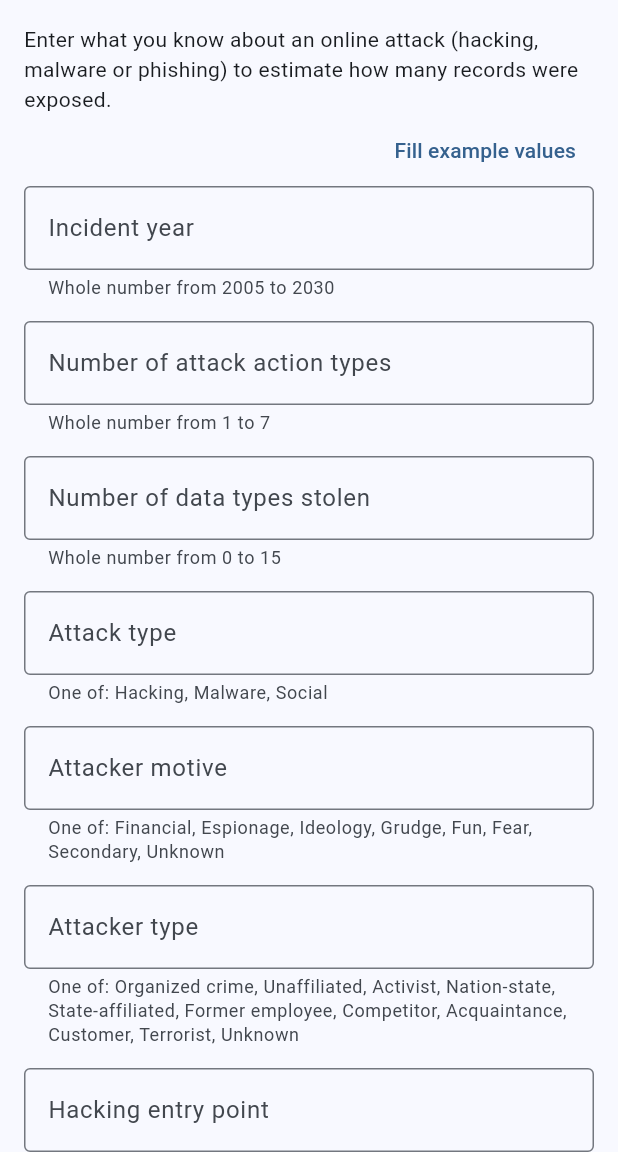
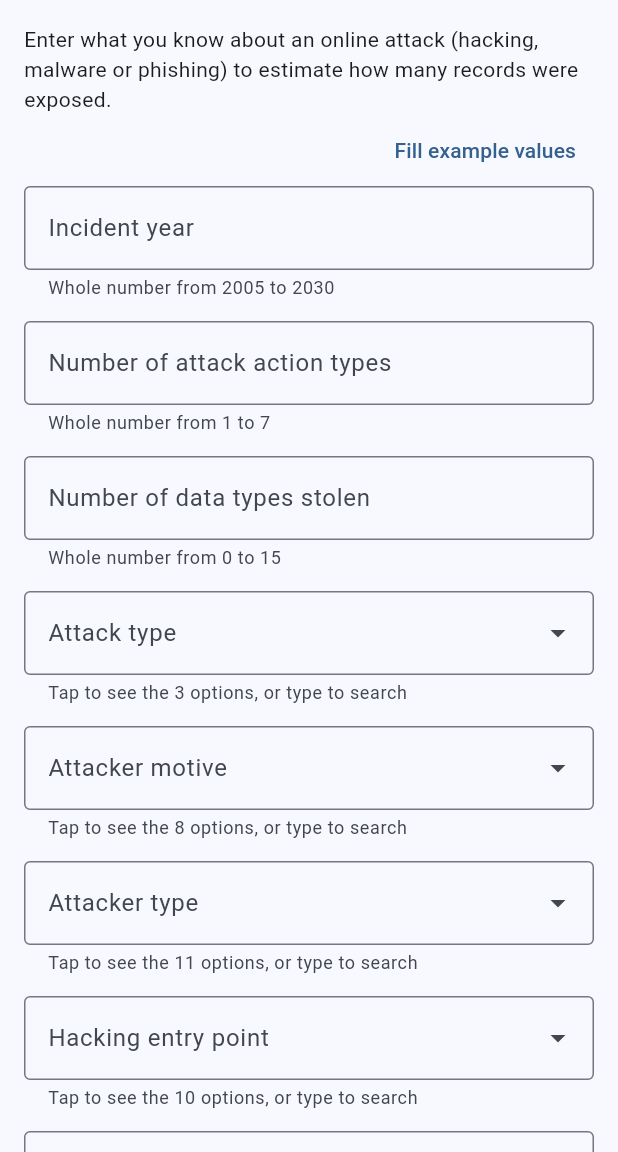
Before and after one commit to mutaganzwa-desire/linear_regression_model, a Flutter app: the screen it shows after launch, on a phone screen of 412 x 824 dp, the part 84-1236 px from its top. Run offline on Flutter 3.47's test engine with Material 3 defaults, Android fonts, the phone set to English and light mode, and no system bars.

Commit message:
add type-ahead suggestions to category fields

```diff
--- a/summative/FlutterApp/lib/main.dart
+++ b/summative/FlutterApp/lib/main.dart
@@ -36,7 +36,8 @@ class InputSpec {
 
   bool get isNumber => options == null;
 
-  String get helper => isNumber ? 'Whole number from $min to $max' : 'One of: ${options!.join(', ')}';
+  String get helper =>
+      isNumber ? 'Whole number from $min to $max' : 'Tap to see the ${options!.length} options, or type to search';
 }
 
 /// The 12 variables the model needs, with the same types, ranges and categories as the API.
@@ -86,6 +87,9 @@ class _PredictionPageState extends State<PredictionPage> {
   final Map<String, TextEditingController> _controllers = {
     for (final spec in inputs) spec.key: TextEditingController(),
   };
+  final Map<String, FocusNode> _focusNodes = {
+    for (final spec in inputs) spec.key: FocusNode(),
+  };
 
   bool _loading = false;
   Prediction? _prediction;
@@ -96,7 +100,71 @@ class _PredictionPageState extends State<PredictionPage> {
     for (final c in _controllers.values) {
       c.dispose();
     }
+    for (final f in _focusNodes.values) {
+      f.dispose();
+    }
     super.dispose();
+  }
+
+  InputDecoration _decoration(InputSpec spec) => InputDecoration(
+        labelText: spec.label,
+        hintText: 'e.g. ${spec.example}',
+        helperText: spec.helper,
+        helperMaxLines: 2,
+        border: const OutlineInputBorder(),
+        suffixIcon: spec.isNumber ? null : const Icon(Icons.arrow_drop_down),
+      );
+
+  /// Numeric inputs: a plain number text field.
+  /// Category inputs: still a text field, but it shows the valid options as you type (tap one to fill it in).
+  Widget _buildField(InputSpec spec) {
+    if (spec.isNumber) {
+      return TextField(
+        controller: _controllers[spec.key],
+        focusNode: _focusNodes[spec.key],
+        keyboardType: TextInputType.number,
+        textInputAction: TextInputAction.next,
+        decoration: _decoration(spec),
+      );
+    }
+
+    return LayoutBuilder(
+      builder: (context, constraints) => RawAutocomplete<String>(
+        textEditingController: _controllers[spec.key],
+        focusNode: _focusNodes[spec.key],
+        optionsBuilder: (TextEditingValue value) {
+          final query = value.text.trim().toLowerCase();
+          if (query.isEmpty) return spec.options!;
+          return spec.options!.where((o) => o.toLowerCase().contains(query));
+        },
+        fieldViewBuilder: (context, controller, focusNode, onFieldSubmitted) => TextField(
+          controller: controller,
+          focusNode: focusNode,
+          textInputAction: TextInputAction.next,
+          decoration: _decoration(spec),
+          onSubmitted: (_) => onFieldSubmitted(),
+        ),
+        optionsViewBuilder: (context, onSelected, options) => Align(
+          alignment: Alignment.topLeft,
+          child: Material(
+            elevation: 6,
+            borderRadius: BorderRadius.circular(8),
+            child: ConstrainedBox(
+              constraints: BoxConstraints(maxHeight: 240, maxWidth: constraints.maxWidth),
+              child: ListView.builder(
+                padding: EdgeInsets.zero,
+                shrinkWrap: true,
+                itemCount: options.length,
+                itemBuilder: (context, i) {
+                  final option = options.elementAt(i);
+                  return ListTile(dense: true, title: Text(option), onTap: () => onSelected(option));
+                },
+              ),
+            ),
+          ),
+        ),
+      ),
+    );
   }
 
   /// Checks every field (missing, wrong type, out of range, unknown category) and builds the request body.
@@ -124,7 +192,7 @@ class _PredictionPageState extends State<PredictionPage> {
         // Accept any capitalisation, but send the exact category name the API expects.
         final match = spec.options!.where((o) => o.toLowerCase() == raw.toLowerCase());
         if (match.isEmpty) {
-          problems.add('${spec.label}: "$raw" is not a valid option.');
+          problems.add('${spec.label}: "$raw" is not a valid option. Pick one from the list.');
         } else {
           body[spec.key] = match.first;
         }
@@ -196,18 +264,7 @@ class _PredictionPageState extends State<PredictionPage> {
                 child: TextButton(onPressed: _fillExample, child: const Text('Fill example values')),
               ),
               for (final spec in inputs) ...[
-                TextField(
-                  controller: _controllers[spec.key],
-                  keyboardType: spec.isNumber ? TextInputType.number : TextInputType.text,
-                  textInputAction: TextInputAction.next,
-                  decoration: InputDecoration(
-                    labelText: spec.label,
-                    hintText: 'e.g. ${spec.example}',
-                    helperText: spec.helper,
-                    helperMaxLines: 4,
-                    border: const OutlineInputBorder(),
-                  ),
-                ),
+                _buildField(spec),
                 const SizedBox(height: 14),
               ],
               const SizedBox(height: 4),
```
